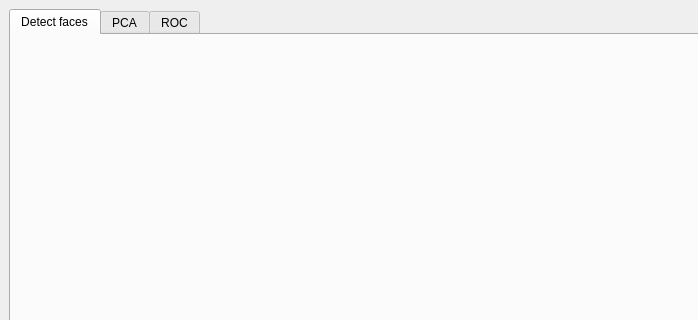
Above: task.ui from Ibrahimelsayed60/computer_vision-Task5 before the change; both pictures show x 0 to 698 and y 0 to 320 of the 1152 by 639 pixel window. Below: the same form after it.
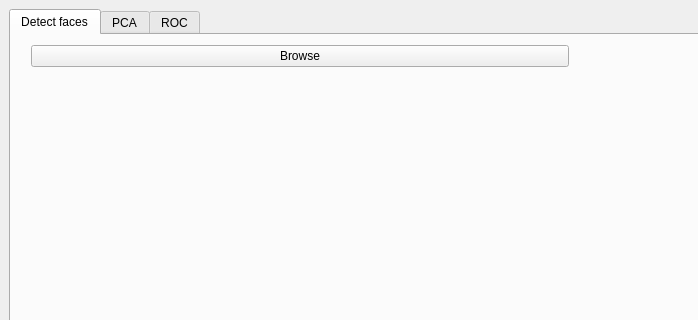
That is the form after the change. The open tabs and pages were chosen to show the change. Custom widgets are drawn as their Qt base class.

What changed in the file:
```diff
--- a/task.ui
+++ b/task.ui
@@ -24,6 +24,39 @@
        <attribute name="title">
         <string>Detect faces</string>
        </attribute>
+       <widget class="QWidget" name="">
+        <property name="geometry">
+         <rect>
+          <x>20</x>
+          <y>10</y>
+          <width>1081</width>
+          <height>531</height>
+         </rect>
+        </property>
+        <layout class="QGridLayout" name="gridLayout_3">
+         <item row="0" column="0">
+          <widget class="QPushButton" name="pushButton">
+           <property name="text">
+            <string>Browse</string>
+           </property>
+          </widget>
+         </item>
+         <item row="1" column="0" rowspan="2">
+          <widget class="QLabel" name="label_3">
+           <property name="text">
+            <string/>
+           </property>
+          </widget>
+         </item>
+         <item row="1" column="1" rowspan="2">
+          <widget class="QLabel" name="label_4">
+           <property name="text">
+            <string/>
+           </property>
+          </widget>
+         </item>
+        </layout>
+       </widget>
       </widget>
       <widget class="QWidget" name="tab_2">
        <attribute name="title">
```
Left out of the diff: 2 changed lines with no effect on the pictures.
